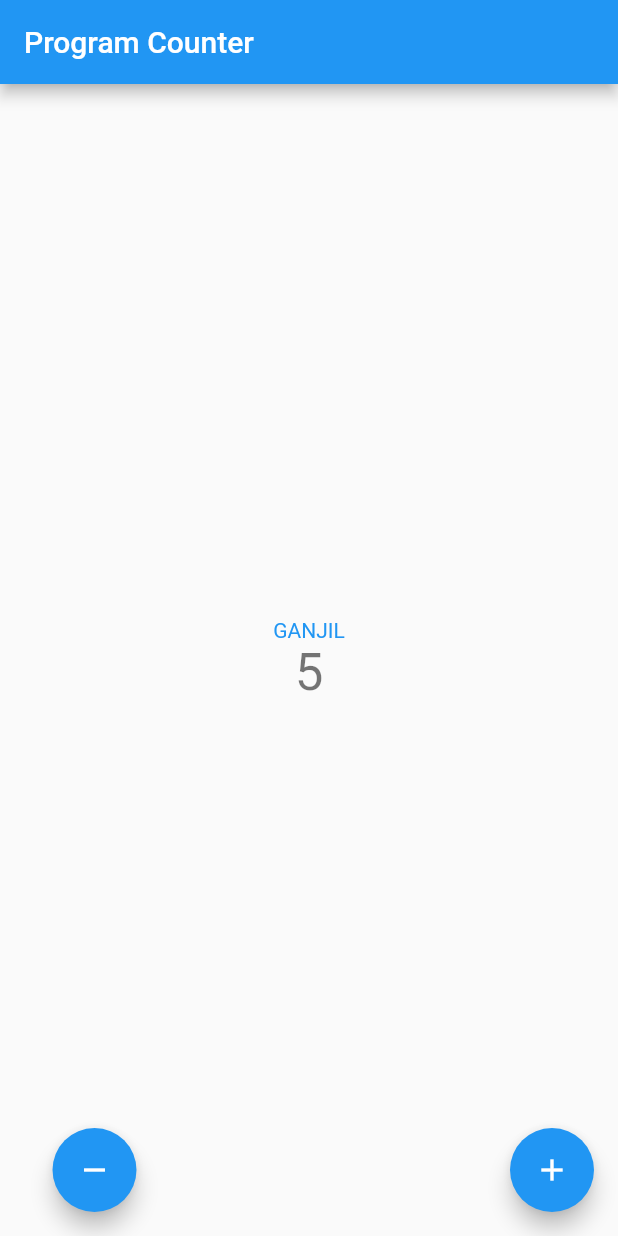
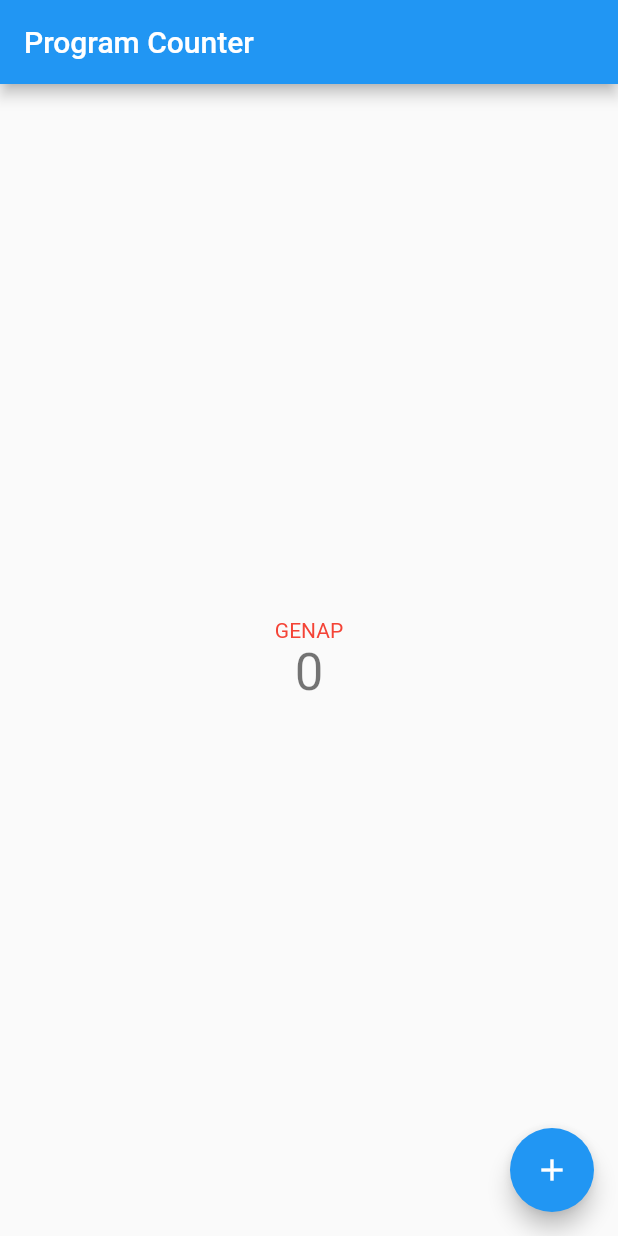
Before and after one commit to danielcm585/pbp-flutter-lab, a Flutter app: the screen it shows after launch, on a phone screen of 412 x 824 dp. Run offline on Flutter 3.47's test engine with Material 2 defaults, Android fonts, the phone set to English and light mode, and no system bars.

Commit message:
Fix bonus requirement

```diff
--- a/lib/main.dart
+++ b/lib/main.dart
@@ -29,8 +29,8 @@ class MyHomePage extends StatefulWidget {
 }
 
 class _MyHomePageState extends State<MyHomePage> {
-  int _counter = 5;
-  String _parity = "GANJIL";
+  int _counter = 0;
+  String _parity = "GENAP";
 
   void _incrementCounter() {
     setState(() {
@@ -78,17 +78,18 @@ class _MyHomePageState extends State<MyHomePage> {
           ],
         ),
       ),
-      floatingActionButton: Visibility(
-        visible: (_counter != 0),
-        child: Container(
+      floatingActionButton: Container(
         width: 361,
         child: Row(
           mainAxisAlignment: MainAxisAlignment.spaceBetween,
           children: <Widget>[
-              FloatingActionButton(
+            Visibility(
+              visible: (_counter != 0),
+              child: FloatingActionButton(
                 onPressed: _decrementCounter,
                 tooltip: 'Decrement',
                 child: const Icon(Icons.remove),
+              ),
             ),
             FloatingActionButton(
               onPressed: _incrementCounter,
@@ -98,7 +99,6 @@ class _MyHomePageState extends State<MyHomePage> {
           ],
         )
       )
-      )
     );
   }
 }
```
Lines whose indentation alone changed are shown as unchanged.
